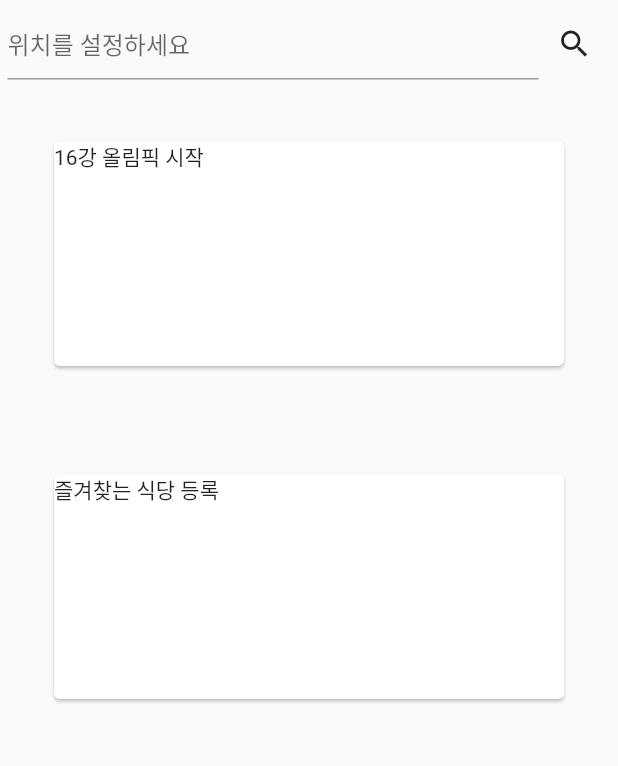
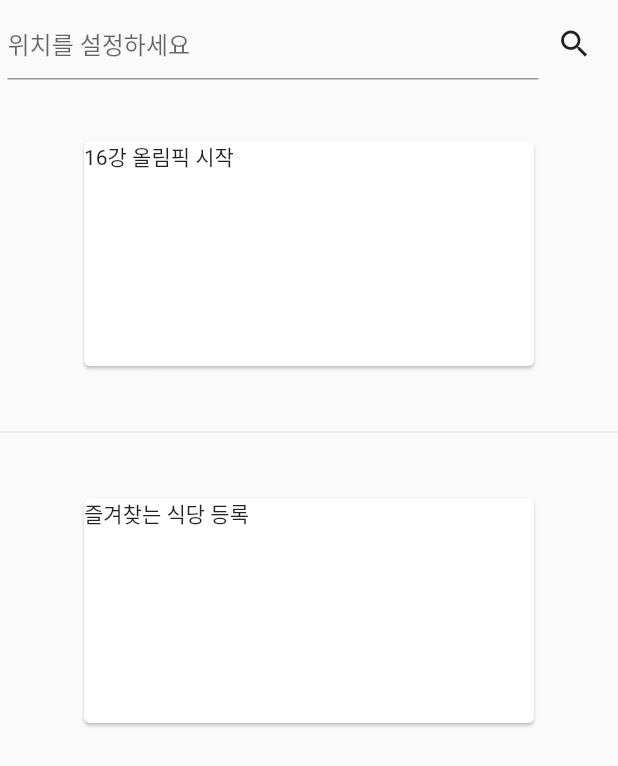
Before and after one commit to dobecom/wte_today, a Flutter app: the screen it shows after launch, on a phone screen of 412 x 824 dp. Shown: the top 766 px of the screen. Run offline on Flutter 3.47's test engine with Material 2 defaults, Android fonts, the phone set to English and light mode, and no system bars.

Commit message:
spliting widget, try app state management

```diff
--- a/lib/main.dart
+++ b/lib/main.dart
@@ -1,50 +1,119 @@
 import 'package:flutter/material.dart';
-import 'src/components/RestaurantDetailComponent.dart';
-import 'src/components/StartingOptionComponent.dart';
-import 'src/models/Restaurants.dart';
+import 'package:wte_today/src/components/MainContentComponent.dart';
 
 void main() {
   runApp(const MyApp());
 }
 
-Widget registerRestaurantWidget = Container(
-  padding: const EdgeInsets.all(32),
-  child: Card(
-    child: InkWell(
-        splashColor: Colors.blue.withAlpha(30),
-        onTap: () {},
-        child: const SizedBox(
-          width: 300,
-          height: 150,
-          child: Text('즐겨찾는 식당 등록'),
-        )),
-  ),
-);
+String? location;
 
-class StartOlympicWidget extends StatelessWidget {
-  const StartOlympicWidget({Key? key}) : super(key: key);
+class SearchTextField extends StatelessWidget {
+  SearchTextField({Key? key}) : super(key: key);
+
+  final searchController = TextEditingController();
+  @override
+  Widget build(BuildContext context) {
+    return Container(
+      padding: const EdgeInsets.all(5),
+      child: Row(children: [
+        Expanded(
+          child: TextField(
+              decoration: const InputDecoration(hintText: '위치를 설정하세요'),
+              controller: searchController,
+              // textInputAction: TextInputAction.go,
+              onSubmitted: (value) {
+                location = value;
+              }),
+        ),
+        IconButton(
+            onPressed: () {
+              location = searchController.text;
+            },
+            icon: const Icon(Icons.search))
+      ]),
+    );
+  }
+}
+
+class MyApp extends StatelessWidget {
+  const MyApp({Key? key}) : super(key: key);
 
   @override
   Widget build(BuildContext context) {
-    return Container(
-      padding: const EdgeInsets.all(32),
-      child: Card(
-        child: InkWell(
-            splashColor: Colors.blue.withAlpha(30),
-            onTap: () {
-              Navigator.push(context, MaterialPageRoute(builder: (context) {
-                return const StartingOptionComponent();
-              }));
-            },
-            child: const SizedBox(
-              width: 300,
-              height: 150,
-              child: Text('16강 올림픽 시작'),
-            )),
+    return MaterialApp(
+      title: 'Flutter Demo',
+      theme: ThemeData(
+        primarySwatch: Colors.blue,
+      ),
+      home: const MyHomePage(),
+    );
+  }
+}
+
+class MyHomePage extends StatefulWidget {
+  const MyHomePage({Key? key}) : super(key: key);
+
+  @override
+  State<MyHomePage> createState() => _MyHomePageState();
+}
+
+class _MyHomePageState extends State<MyHomePage> {
+  @override
+  Widget build(BuildContext context) {
+    return Scaffold(
+      body: ListView(
+        children: [
+          SearchTextField(),
+          MainContentComponent(
+            location: location,
+          ),
+        ],
       ),
     );
   }
 }
+
+// Widget textSection = const Padding(
+//   padding: EdgeInsets.all(32),
+//   child: Text(
+//     'Text(String data, {Key? key, TextStyle? style, StrutStyle? strutStyle, TextAlign? textAlign, TextDirection? textDirection, Locale? locale, bool? softWrap, TextOverflow? overflow, double? textScaleFactor, int? maxLines, String? semanticsLabel, TextWidthBasis? textWidthBasis, TextHeightBehavior? textHeightBehavior})',
+//     softWrap: true,
+//   ),
+// );
+
+// Widget titleSection = Container(
+//   padding: const EdgeInsets.all(32),
+//   child: Row(
+//     children: [
+//       Expanded(
+//         child: Column(
+//           crossAxisAlignment: CrossAxisAlignment.start,
+//           children: [
+//             Container(
+//               padding: const EdgeInsets.only(bottom: 8),
+//               child: const Text(
+//                 'Oeschinen Lake Campground',
+//                 style: TextStyle(
+//                   fontWeight: FontWeight.bold,
+//                 ),
+//               ),
+//             ),
+//             Text(
+//               'Kandersteg, Switzerland',
+//               style: TextStyle(color: Colors.grey[500]),
+//             ),
+//           ],
+//         ),
+//       ),
+//       const Icon(
+//         Icons.star,
+//         color: Colors.red,
+//       ),
+//       const Text('41')
+//     ],
+//   ),
+// );
+
 // Widget startOlympicWidget = Container(
 //   padding: const EdgeInsets.all(32),
 //   child: Card(
@@ -61,150 +130,36 @@ class StartOlympicWidget extends StatelessWidget {
 //   ),
 // );
 
-Widget searchTextField = Container(
-  padding: const EdgeInsets.all(5),
-  child: Row(
-    children: [
-      Expanded(
-        child: TextFormField(
-          decoration: const InputDecoration(hintText: '위치를 설정하세요'),
-        ),
-      ),
-      IconButton(onPressed: () {}, icon: const Icon(Icons.search))
-    ],
-  ),
-);
+// Color color = Theme.of(context).primaryColor;
+//     Widget buttonSection = Row(
+//       mainAxisAlignment: MainAxisAlignment.spaceEvenly,
+//       children: [
+//         _buildButtonColumn(color, Icons.call, 'CALL'),
+//         _buildButtonColumn(color, Icons.near_me, 'ROUTE'),
+//         _buildButtonColumn(color, Icons.share, 'SHARE'),
+//         TextFormField(
+//           decoration: const InputDecoration(
+//             hintText: 'hi',
+//           ),
+//         ),
+//       ],
+//     );
 
-Widget textSection = const Padding(
-  padding: EdgeInsets.all(32),
-  child: Text(
-    'Text(String data, {Key? key, TextStyle? style, StrutStyle? strutStyle, TextAlign? textAlign, TextDirection? textDirection, Locale? locale, bool? softWrap, TextOverflow? overflow, double? textScaleFactor, int? maxLines, String? semanticsLabel, TextWidthBasis? textWidthBasis, TextHeightBehavior? textHeightBehavior})',
-    softWrap: true,
-  ),
-);
-
-Widget titleSection = Container(
-  padding: const EdgeInsets.all(32),
-  child: Row(
-    children: [
-      Expanded(
-        child: Column(
-          crossAxisAlignment: CrossAxisAlignment.start,
-          children: [
-            Container(
-              padding: const EdgeInsets.only(bottom: 8),
-              child: const Text(
-                'Oeschinen Lake Campground',
-                style: TextStyle(
-                  fontWeight: FontWeight.bold,
-                ),
-              ),
-            ),
-            Text(
-              'Kandersteg, Switzerland',
-              style: TextStyle(color: Colors.grey[500]),
-            ),
-          ],
-        ),
-      ),
-      const Icon(
-        Icons.star,
-        color: Colors.red,
-      ),
-      const Text('41')
-    ],
-  ),
-);
-
-class MyApp extends StatelessWidget {
-  const MyApp({Key? key}) : super(key: key);
-
-  @override
-  Widget build(BuildContext context) {
-    Color color = Theme.of(context).primaryColor;
-    Widget buttonSection = Row(
-      mainAxisAlignment: MainAxisAlignment.spaceEvenly,
-      children: [
-        _buildButtonColumn(color, Icons.call, 'CALL'),
-        _buildButtonColumn(color, Icons.near_me, 'ROUTE'),
-        _buildButtonColumn(color, Icons.share, 'SHARE'),
-        TextFormField(
-          decoration: const InputDecoration(
-            hintText: 'hi',
-          ),
-        ),
-      ],
-    );
-
-    return MaterialApp(
-      title: 'Flutter Demo',
-      theme: ThemeData(
-        primarySwatch: Colors.blue,
-      ),
-      home: MyHomePage(buttonSection: buttonSection),
-    );
-  }
-
-  Column _buildButtonColumn(Color color, IconData icon, String label) {
-    return Column(
-        mainAxisSize: MainAxisSize.min,
-        mainAxisAlignment: MainAxisAlignment.center,
-        children: [
-          Icon(icon, color: color),
-          Container(
-            margin: const EdgeInsets.only(top: 8),
-            child: Text(
-              label,
-              style: TextStyle(
-                fontSize: 12,
-                fontWeight: FontWeight.w400,
-                color: color,
-              ),
-            ),
-          ),
-        ]);
-  }
-}
-
-class MyHomePage extends StatefulWidget {
-  const MyHomePage({
-    Key? key,
-    required this.buttonSection,
-  }) : super(key: key);
-
-  final Widget buttonSection;
-
-  @override
-  State<MyHomePage> createState() => _MyHomePageState();
-}
-
-class _MyHomePageState extends State<MyHomePage> {
-  @override
-  Widget build(BuildContext context) {
-    return Scaffold(
-      body: ListView(
-        children: [
-          searchTextField,
-          const StartOlympicWidget(),
-          registerRestaurantWidget,
-          // Image.asset(
-          //   'lib/images/platform.png',
-          //   width: 600,
-          //   height: 240,
-          //   fit: BoxFit.cover,
-          // ),
-          // titleSection,
-          // textSection,
-          // for (var restaurant in restaurants)
-          //   ListTile(
-          //       leading: Image.network(restaurant.picture as String),
-          //       title: Text(restaurant.name as String),
-          //       onTap: () => {
-          //             Navigator.of(context).push(MaterialPageRoute(
-          //                 builder: (context) => RestaurantDetail(restaurant)))
-          //           }),
-        ],
-      ),
-    );
-  }
-}
+// Column _buildButtonColumn(Color color, IconData icon, String label) {
+//   return Column(
+//       mainAxisSize: MainAxisSize.min,
+//       mainAxisAlignment: MainAxisAlignment.center,
+//       children: [
+//         Icon(icon, color: color),
+//         Container(
+//           margin: const EdgeInsets.only(top: 8),
+//           child: Text(
+//             label,
+//             style: TextStyle(
+//               fontSize: 12,
+//               fontWeight: FontWeight.w400,
+//               color: color,
+//             ),
+//           ),
+//         ),
+//       ]);
--- /dev/null
+++ b/lib/src/components/ContentCardComponent.dart
@@ -0,0 +1,50 @@
+import 'package:flutter/material.dart';
+import 'StartingOptionComponent.dart';
+
+class ContentCardComponent extends StatelessWidget {
+  const ContentCardComponent(
+      {Key? key, required this.contentName, this.location})
+      : super(key: key);
+  final String contentName;
+  final String? location;
+
+  @override
+  Widget build(BuildContext context) {
+    return Container(
+      padding: const EdgeInsets.all(32),
+      child: Card(
+        child: InkWell(
+            splashColor: Colors.blue.withAlpha(30),
+            onTap: () {
+              print(location);
+              if (location == null) {
+                showDialog(
+                    context: context,
+                    builder: (BuildContext context) {
+                      return AlertDialog(
+                        title: new Text('Warning'),
+                        content: new Text('위치를 먼저 설정해주세요'),
+                        actions: [
+                          TextButton(
+                              onPressed: () {
+                                Navigator.of(context).pop();
+                              },
+                              child: const Text('OK'))
+                        ],
+                      );
+                    });
+              } else {
+                Navigator.push(context, MaterialPageRoute(builder: (context) {
+                  return const StartingOptionComponent();
+                }));
+              }
+            },
+            child: SizedBox(
+              width: 300,
+              height: 150,
+              child: Text(contentName),
+            )),
+      ),
+    );
+  }
+}
--- /dev/null
+++ b/lib/src/components/MainContentComponent.dart
@@ -0,0 +1,24 @@
+import 'package:flutter/material.dart';
+import 'package:wte_today/src/components/ContentCardComponent.dart';
+
+class MainContentComponent extends StatelessWidget {
+  const MainContentComponent({Key? key, this.location}) : super(key: key);
+  final String? location;
+  @override
+  Widget build(BuildContext context) {
+    print(location);
+    return Column(
+      children: [
+        ContentCardComponent(
+          contentName: '16강 올림픽 시작',
+          location: location,
+        ),
+        const Divider(),
+        ContentCardComponent(
+          contentName: '즐겨찾는 식당 등록',
+          location: location,
+        ),
+      ],
+    );
+  }
+}
```
